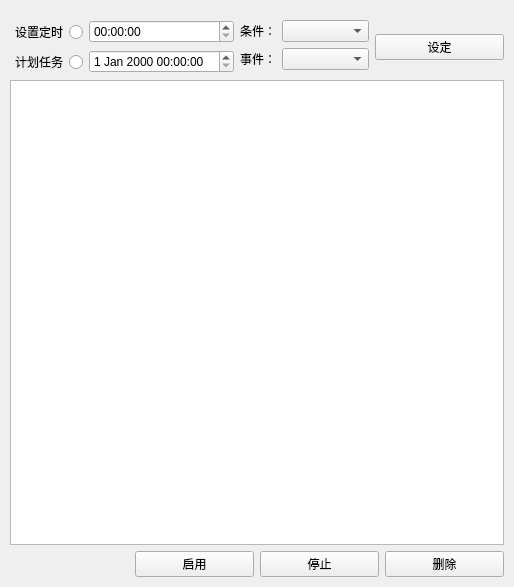
Qt form task/task.ui (muyulong/pi_gateway) before a commit.
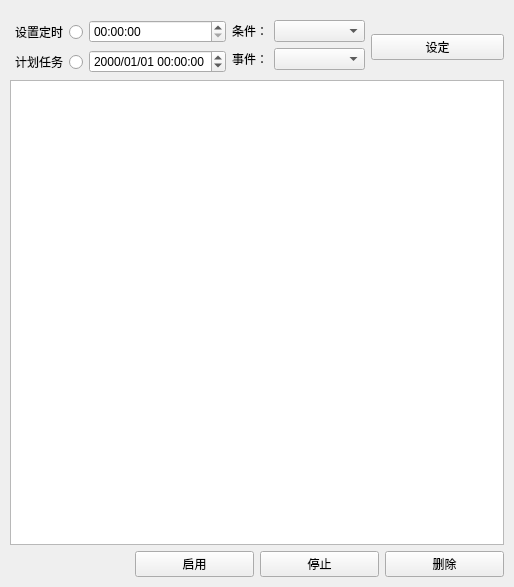
The same form after that commit.

The edit to the form file:
```diff
--- a/task/task.ui
+++ b/task/task.ui
@@ -41,7 +41,11 @@
         </widget>
        </item>
        <item row="0" column="1">
-        <widget class="QTimeEdit" name="timeEdit"/>
+        <widget class="QTimeEdit" name="timeEdit">
+         <property name="displayFormat">
+          <string>HH:mm:ss</string>
+         </property>
+        </widget>
        </item>
        <item row="1" column="0">
         <widget class="QRadioButton" name="radioButton_dateTime">
@@ -54,7 +58,11 @@
         </widget>
        </item>
        <item row="1" column="1">
-        <widget class="QDateTimeEdit" name="dateTimeEdit"/>
+        <widget class="QDateTimeEdit" name="dateTimeEdit">
+         <property name="displayFormat">
+          <string>yyyy/MM/dd HH:mm:ss</string>
+         </property>
+        </widget>
        </item>
       </layout>
      </item>
```
